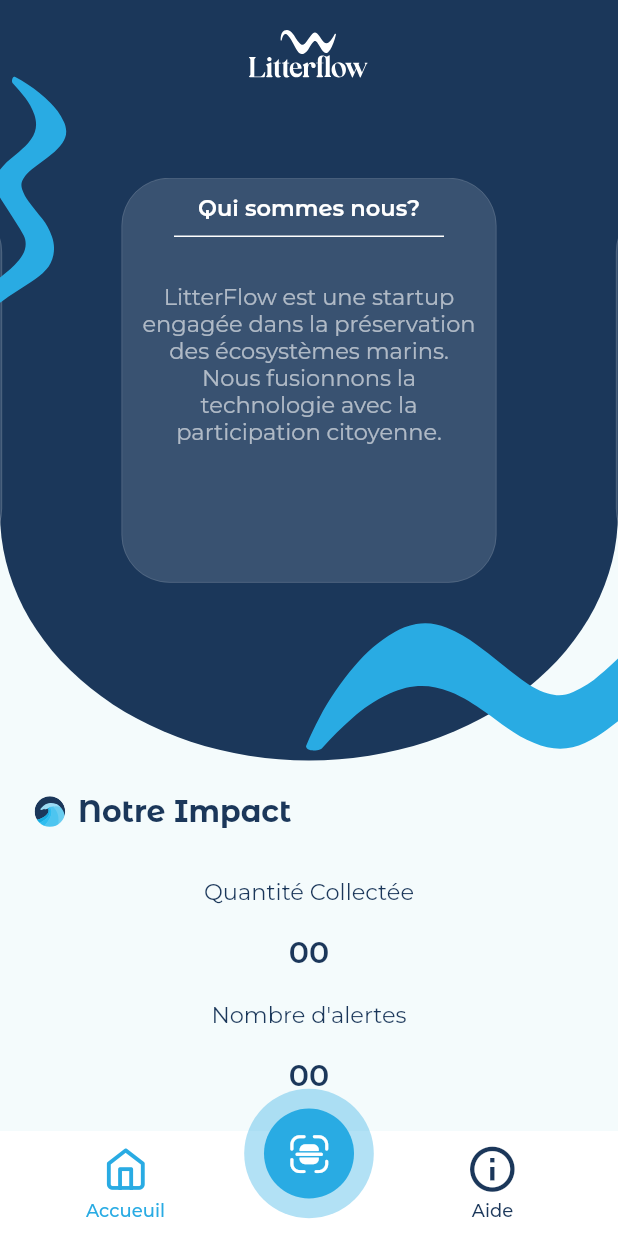
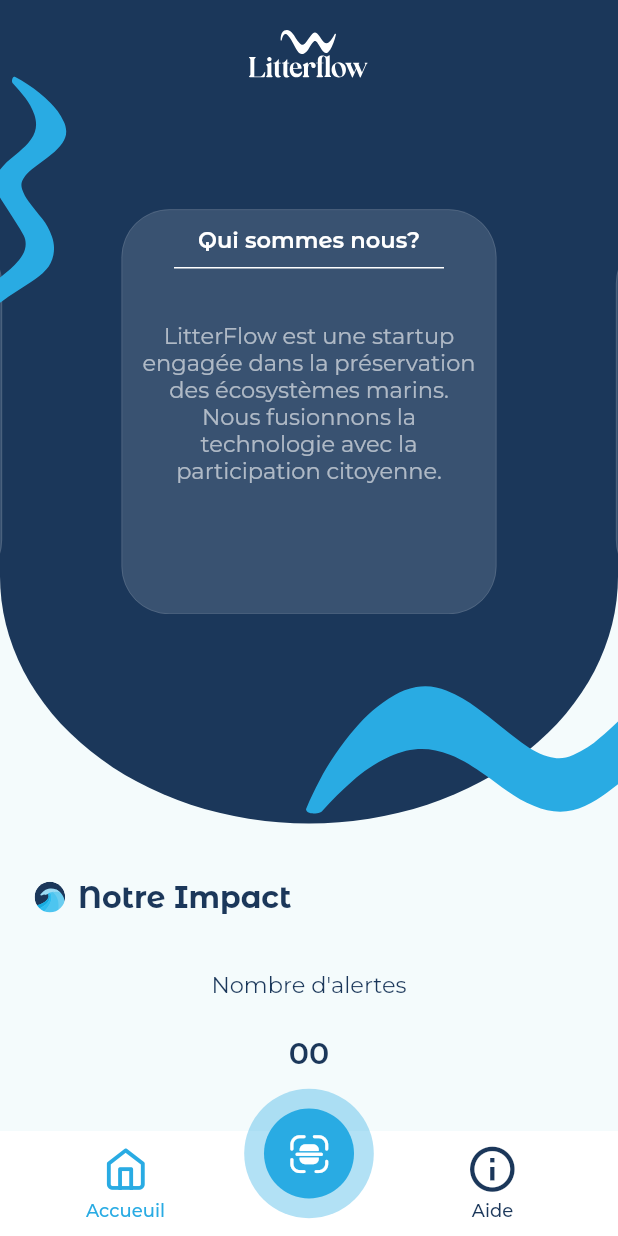
Before and after one commit to Bilal001122/litterflow-app, a Flutter app: the screen it shows after launch, after a tap on "Passer", on a phone screen of 412 x 824 dp. Run offline on Flutter 3.47's test engine with Material 2 defaults, Android fonts, the phone set to English and light mode, and no system bars; drawn by our look-alikes of carousel_slider; our stand-ins replace bloc, camera, flutter_bloc, flutter_svg, permission_handler; project files that could hold a hidden picture were left out.

Commit message:
Quick fixes: -Quantité collectée in home, guide content update

```diff
--- a/lib/constants/images.dart
+++ b/lib/constants/images.dart
@@ -22,8 +22,10 @@
 class GuideImages {
   static const String guideBackground = 'assets/images/guide_background.svg';
   static const String firstSlideImage = 'assets/images/first_slide.png';
+  static const String firstSlide = 'assets/images/first_slide.svg';
 
   static const String secondSlideImage1 = 'assets/images/second_slide1.svg';
+  static const String secondSlideImage12 = 'assets/images/type.jpg';
   static const String secondSlideImage2 = 'assets/images/second_slide2.svg';
 
   static const String thirdSlideImage1 = 'assets/images/note.svg';
--- a/lib/constants/strings.dart
+++ b/lib/constants/strings.dart
@@ -13,6 +13,8 @@
   // First Slide
   static const String slide1Title = 'Appuyez sur le\nboutton SCAN';
   static const String slide1Subtitle = 'Prenez votre Photo';
+  static const String slide1Subtitle2 = 'Et encadrez le differents déchets présents dans la photo';
+  static const String slide1Subtitle3 = 'Enfin, sauvegardez la photo!';
 
   // Second Slide
   static const String slide2Title =
--- a/lib/presentation/screens/home/home_screen.dart
+++ b/lib/presentation/screens/home/home_screen.dart
@@ -32,7 +32,7 @@
                           GlobalImages.logoWhite,
                         ),
                       ),
-                      Positioned(
+                      const Positioned(
                           child: HomeCarroussel(),
                       ),
                       Positioned(
@@ -51,7 +51,7 @@
 
               ),
               Padding(
-                padding: const EdgeInsets.all(15.0),
+                padding: const EdgeInsets.only(bottom: 15.0, top: 30,left: 15),
                 child: Row(
                   children: [
                     Padding(
@@ -74,9 +74,9 @@
                 child: Column(
                   children: [
                     Container(
-                      padding: const EdgeInsets.all(10.0),
+                      padding: const EdgeInsets.all(15.0),
                       child: const Text(
-                        HomeStrings.quantity,
+                        HomeStrings.alertes,
                         style: TextStyle(
                           color: AppColors.kSecondaryColor,
                           fontWeight: FontWeight.w400,
@@ -85,7 +85,7 @@
                       ),
                     ),
                     Container(
-                      padding: const EdgeInsets.all(10.0),
+                      padding: const EdgeInsets.only(bottom: 40.0, top: 10),
                       child: const Text(
                         '00',
                         style: TextStyle(
@@ -95,7 +95,7 @@
                         ),
                       ),
                     ),
-                    Container(
+                    /*Container(
                       padding: const EdgeInsets.all(10.0),
                       child: const Text(
                         HomeStrings.alertes,
@@ -117,7 +117,7 @@
                           fontSize: 20,
                         ),
                       ),
-                    ),
+                    ),*/
                   ],
                 ),
               )
--- a/lib/presentation/screens/splash/splash_screen.dart
+++ b/lib/presentation/screens/splash/splash_screen.dart
@@ -14,7 +14,7 @@
   @override
   void initState() {
     super.initState();
-    Future.delayed(const Duration(seconds: 5), () {
+    Future.delayed(const Duration(seconds: 4), () {
       Navigator.pushNamed(context, '/guide');
     });
   }
--- a/lib/presentation/widgets/guide/first_carousel_slide.dart
+++ b/lib/presentation/widgets/guide/first_carousel_slide.dart
@@ -36,7 +36,9 @@
               ],
             ),
           ),
-          Row(
+          Container(
+            margin: const EdgeInsets.all(10),
+            child: Row(
               mainAxisAlignment: MainAxisAlignment.spaceBetween,
               children: [
                 const Text(
@@ -48,6 +50,7 @@
                 ),
                 Container(
                   padding: const EdgeInsets.all(12),
+
                   decoration: BoxDecoration(
                     color: AppColors.kPrimaryColor,
                     borderRadius: BorderRadius.circular(100),
@@ -59,16 +62,44 @@
                 ),
               ],
             ),
-          Image.asset(
-            GuideImages.firstSlideImage,
-            fit: BoxFit.cover,
           ),
           const Text(
             SlidesStrings.slide1Subtitle,
             style: TextStyle(
               color: AppColors.kSecondaryColor,
+              fontWeight: FontWeight.w400,
+              fontSize: 15,
+            ),
+          ),
+          Container(
+            margin: const EdgeInsets.symmetric(vertical: 15, horizontal: 5),
+            width: 150,
+            height: 100,
+            child: Image.asset(
+              GuideImages.firstSlideImage,
+              //fit: BoxFit.cover,
+            ),
+          ),
+          const Text(
+            SlidesStrings.slide1Subtitle2,
+            textAlign: TextAlign.center,
+            style: TextStyle(
+              color: AppColors.kSecondaryColor,
+              fontWeight: FontWeight.w400,
+              fontSize: 20,
+
+            ),
+          ),
+          const Padding(
+            padding: EdgeInsets.only(top: 20.0),
+            child: Text(
+              SlidesStrings.slide1Subtitle3,
+              textAlign: TextAlign.center,
+              style: TextStyle(
+                color: AppColors.kSecondaryColor,
                 fontWeight: FontWeight.w500,
                 fontSize: 20,
+              ),
             ),
           ),
         ],
--- a/lib/presentation/widgets/guide/second_carousel_slide.dart
+++ b/lib/presentation/widgets/guide/second_carousel_slide.dart
@@ -50,8 +50,8 @@
               fontSize: 20,
             ),
           ),
-          SvgPicture.asset(
-            GuideImages.secondSlideImage1,
+          Image.asset(
+            GuideImages.secondSlideImage12,
             fit: BoxFit.fitWidth,
           ),
           const Text(
--- a/lib/presentation/widgets/home/home_carroussel.dart
+++ b/lib/presentation/widgets/home/home_carroussel.dart
@@ -75,7 +75,7 @@
                   ),
                   Center(
                     child: Padding(
-                      padding: const EdgeInsets.only(left: 10.0, right: 10.0, top:10.0),
+                      padding: const EdgeInsets.only(left: 10.0, right: 10.0, top:15.0),
                       child: Text(
                         HomeCarroussel.subTitles.elementAt(i),
                         textAlign: TextAlign.center,
```
Also changed, not shown: assets/images/Landing_background.gif, assets/images/first_slide.svg (added), assets/images/homeBack.svg (added), assets/images/logo_blue.svg (added), assets/images/logo_white.svg (added), assets/images/type.jpg (added), assets/images/wave2.svg (added), assets/images/wave_image.svg (added). Lines whose indentation alone changed are shown as unchanged.
